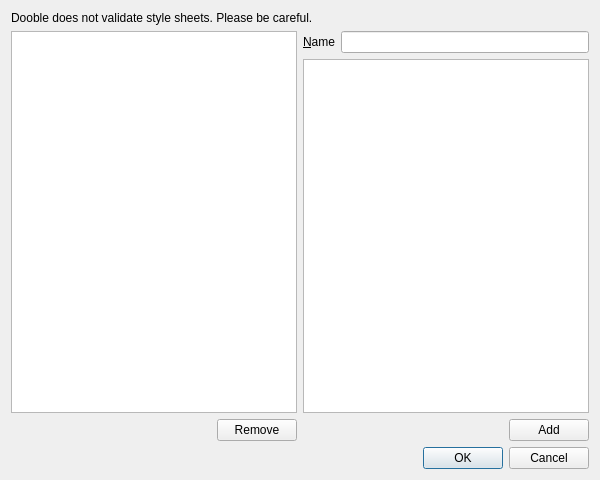
Old version of the form 2.x/UI/dooble_style_sheet.ui in the repository textbrowser/dooble.
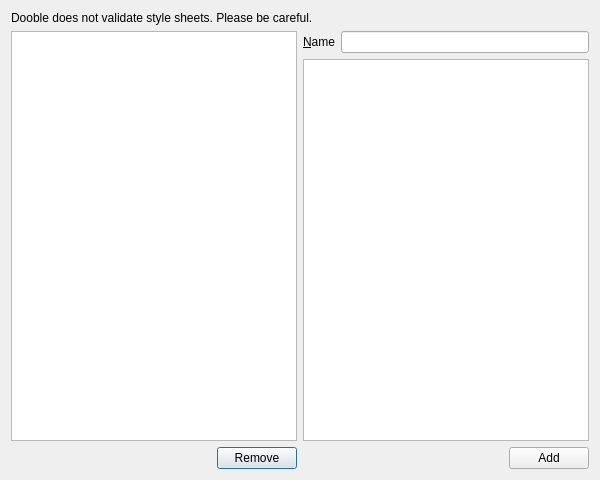
New version of the form. Icons and pictures are not drawn.

Commit message: Style sheets.

The edit to the form file:
```diff
--- a/2.x/UI/dooble_style_sheet.ui
+++ b/2.x/UI/dooble_style_sheet.ui
@@ -111,20 +111,6 @@
      </item>
     </layout>
    </item>
-   <item>
-    <layout class="QHBoxLayout" name="horizontalLayout_2">
-     <item>
-      <widget class="QDialogButtonBox" name="buttonBox">
-       <property name="orientation">
-        <enum>Qt::Horizontal</enum>
-       </property>
-       <property name="standardButtons">
-        <set>QDialogButtonBox::Cancel|QDialogButtonBox::Ok</set>
-       </property>
-      </widget>
-     </item>
-    </layout>
-   </item>
   </layout>
  </widget>
  <tabstops>
```
Left out of the diff: 35 changed lines with no effect on the pictures.
